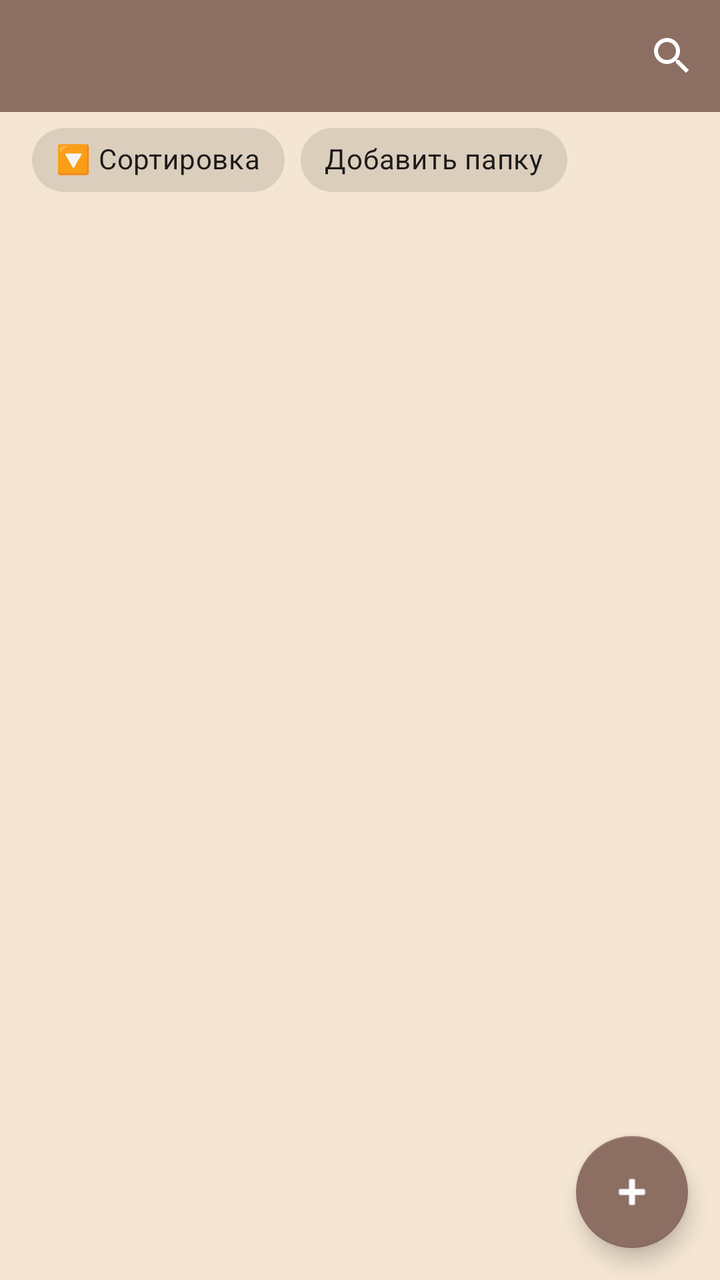
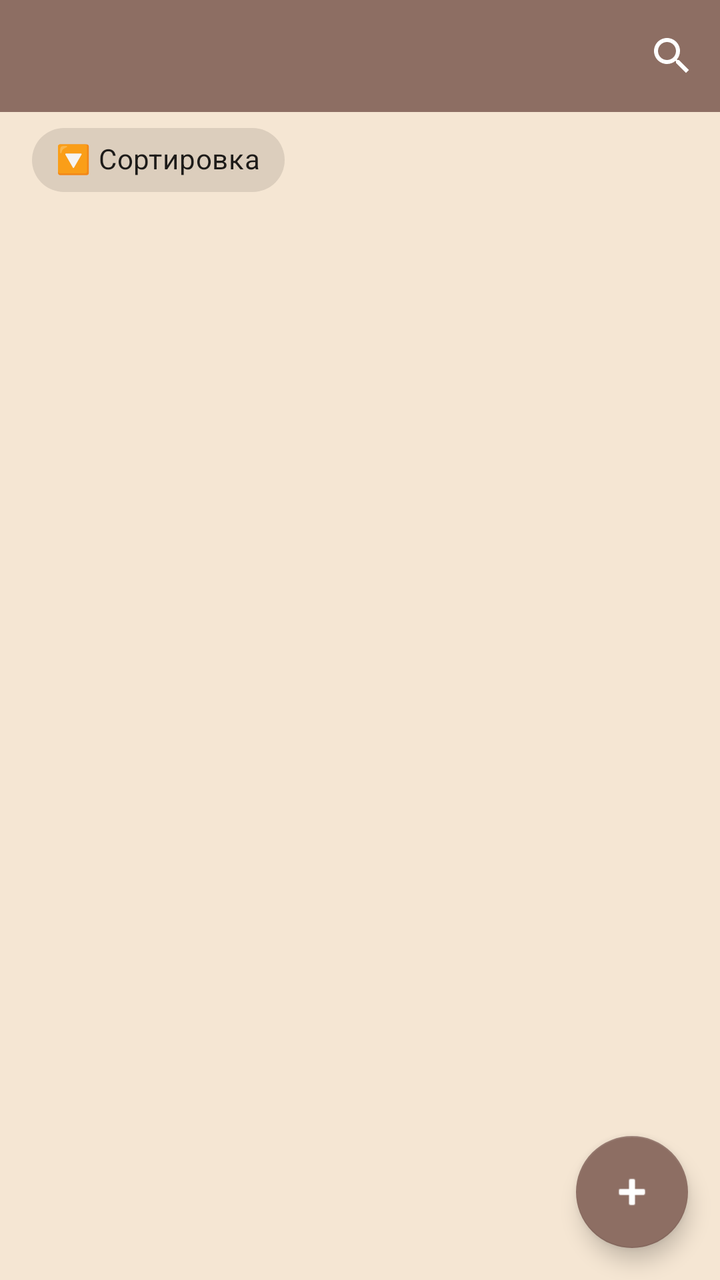

Before-and-after screenshots of an Android layout around one commit, followed by the original layout XML and the change that was made.
<!-- AndroidManifest.xml: application theme Theme.BAZA -->
<!-- res/layout/activity_recipe_list.xml -->
<?xml version="1.0" encoding="utf-8"?>
<androidx.coordinatorlayout.widget.CoordinatorLayout
    xmlns:android="http://schemas.android.com/apk/res/android"
    xmlns:app="http://schemas.android.com/apk/res-auto"
    android:layout_width="match_parent"
    android:layout_height="match_parent"
    android:background="?android:attr/colorBackground"
    android:fitsSystemWindows="true">

    <com.google.android.material.appbar.AppBarLayout
        android:id="@+id/appBarLayout"
        android:layout_width="match_parent"
        android:layout_height="wrap_content"
        android:background="?android:attr/colorBackground"
        app:elevation="0dp">

        <com.google.android.material.appbar.MaterialToolbar
            android:id="@+id/toolbar"
            android:layout_width="match_parent"
            android:layout_height="?attr/actionBarSize"
            android:background="?attr/colorPrimary"
            app:titleTextColor="?attr/colorOnPrimary"
            app:navigationIconTint="?attr/colorOnPrimary">

            <LinearLayout
                android:layout_width="wrap_content"
                android:layout_height="wrap_content"
                android:orientation="horizontal"
                android:layout_gravity="end"
                android:gravity="center_vertical">

                <ImageButton
                    android:id="@+id/btnSearch"
                    android:layout_width="48dp"
                    android:layout_height="48dp"
                    android:src="@drawable/ic_search"
                    android:background="?attr/selectableItemBackgroundBorderless"
                    android:contentDescription="Поиск"
                    app:tint="?attr/colorOnPrimary" />
            </LinearLayout>
        </com.google.android.material.appbar.MaterialToolbar>

        <LinearLayout
            android:id="@+id/searchLayout"
            android:layout_width="match_parent"
            android:layout_height="wrap_content"
            android:orientation="horizontal"
            android:gravity="center_vertical"
            android:paddingHorizontal="16dp"
            android:paddingBottom="8dp"
            android:visibility="gone">

            <com.google.android.material.textfield.TextInputLayout
                android:layout_width="0dp"
                android:layout_height="wrap_content"
                android:layout_weight="1"
                style="@style/Widget.MaterialComponents.TextInputLayout.OutlinedBox.Dense">

                <com.google.android.material.textfield.TextInputEditText
                    android:id="@+id/etSearch"
                    android:layout_width="match_parent"
                    android:layout_height="wrap_content"
                    android:hint="Поиск"
                    android:imeOptions="actionSearch"
                    android:inputType="text"
                    android:maxLines="1" />
            </com.google.android.material.textfield.TextInputLayout>
        </LinearLayout>

        
        <LinearLayout
            android:id="@+id/filterRow"
            android:layout_width="match_parent"
            android:layout_height="wrap_content"
            android:orientation="horizontal"
            android:gravity="center_vertical"
            android:paddingHorizontal="16dp"
            android:paddingBottom="8dp">

            
            <com.google.android.material.chip.Chip
                android:id="@+id/btnSort"
                android:layout_width="wrap_content"
                android:layout_height="wrap_content"
                android:text="🔽 Сортировка"
                android:checkable="false"
                android:clickable="true"
                android:focusable="true"
                app:chipIcon="@null" />

            
            <com.google.android.material.chip.Chip
                android:id="@+id/chipCountryFilter"
                android:layout_width="wrap_content"
                android:layout_height="wrap_content"
                android:layout_marginStart="8dp"
                android:text="🌍 Страна"
                android:checkable="false"
                android:clickable="true"
                android:focusable="true"
                android:visibility="gone"
                app:closeIconVisible="true"
                app:chipIcon="@null" />

            
            <com.google.android.material.chip.Chip
                android:id="@+id/btnAddFolder"
                android:layout_width="wrap_content"
                android:layout_height="wrap_content"
                android:layout_marginStart="8dp"
                android:text="Добавить папку"
                android:checkable="false"
                android:clickable="true"
                android:focusable="true"
                app:chipIcon="@null" />
        </LinearLayout>
    </com.google.android.material.appbar.AppBarLayout>

    <androidx.recyclerview.widget.RecyclerView
        android:id="@+id/rvRecipes"
        android:layout_width="match_parent"
        android:layout_height="match_parent"
        android:clipToPadding="false"
        android:padding="8dp"
        app:layout_behavior="@string/appbar_scrolling_view_behavior" />

    <LinearLayout
        android:id="@+id/emptyState"
        android:layout_width="match_parent"
        android:layout_height="match_parent"
        android:orientation="vertical"
        android:gravity="center"
        android:padding="32dp"
        android:visibility="gone"
        app:layout_behavior="@string/appbar_scrolling_view_behavior">

        <TextView
            android:id="@+id/tvEmptyIcon"
            android:layout_width="wrap_content"
            android:layout_height="wrap_content"
            android:textSize="64sp"
            android:text="📝" />

        <TextView
            android:id="@+id/tvEmptyTitle"
            android:layout_width="wrap_content"
            android:layout_height="wrap_content"
            android:layout_marginTop="16dp"
            android:textSize="20sp"
            android:textStyle="bold"
            android:textColor="?android:attr/textColorPrimary"
            android:gravity="center"
            android:text="Здесь пока пусто" />

        <TextView
            android:id="@+id/tvEmptySubtitle"
            android:layout_width="wrap_content"
            android:layout_height="wrap_content"
            android:layout_marginTop="8dp"
            android:textSize="14sp"
            android:textColor="?android:attr/textColorSecondary"
            android:gravity="center"
            android:lineSpacingExtra="2dp"
            android:text="Нажми «+», чтобы добавить первый рецепт." />
    </LinearLayout>

    
    <com.google.android.material.floatingactionbutton.FloatingActionButton
        android:id="@+id/fabAddRecipe"
        android:layout_width="wrap_content"
        android:layout_height="wrap_content"
        android:layout_gravity="bottom|end"
        android:layout_margin="16dp"
        android:contentDescription="Добавить рецепт"
        android:src="@android:drawable/ic_input_add"
        app:tint="?attr/colorOnPrimary"
        app:backgroundTint="?attr/colorPrimary" />

</androidx.coordinatorlayout.widget.CoordinatorLayout>
<!-- resources referenced by this layout -->
<resources>
  <!-- drawable ic_search (drawable) -->
  <vector xmlns:android="http://schemas.android.com/apk/res/android"
      android:width="24dp"
      android:height="24dp"
      android:viewportWidth="24"
      android:viewportHeight="24"
      android:tint="?attr/colorControlNormal">
    <path
        android:fillColor="@android:color/white"
        android:pathData="M15.5,14h-0.79l-0.28,-0.27C15.41,12.59 16,11.11 16,9.5 16,5.91 13.09,3 9.5,3S3,5.91 3,9.5 5.91,16 9.5,16c1.61,0 3.09,-0.59 4.23,-1.57l0.27,0.28v0.79l5,4.99L20.49,19l-4.99,-5zM9.5,14C7.01,14 5,11.99 5,9.5S7.01,5 9.5,5 14,7.01 14,9.5 11.99,14 9.5,14z"/>
  </vector>
  <style name="Theme.BAZA" parent="Theme.MaterialComponents.DayNight.NoActionBar">
          <item name="colorPrimary">@color/colorPrimary</item>
          <item name="colorPrimaryDark">@color/colorPrimaryDark</item>
          <item name="colorAccent">@color/colorAccent</item>
  
          
          <item name="android:windowBackground">@color/windowBackground</item>
          <item name="android:colorBackground">@color/windowBackground</item>
          <item name="colorSurface">@color/windowBackground</item>
      </style>
  <color name="colorPrimary">#8D6E63</color>
  <color name="colorPrimaryDark">#6D4C41</color>
  <color name="colorAccent">#C97B63</color>
  <color name="windowBackground">#F5E6D3</color>
</resources>

<!-- the commit's change to res/layout/activity_recipe_list.xml (unified diff, before → after) -->
@@ -101,18 +101,6 @@
                 android:visibility="gone"
                 app:closeIconVisible="true"
                 app:chipIcon="@null" />
-
-            
-            <com.google.android.material.chip.Chip
-                android:id="@+id/btnAddFolder"
-                android:layout_width="wrap_content"
-                android:layout_height="wrap_content"
-                android:layout_marginStart="8dp"
-                android:text="Добавить папку"
-                android:checkable="false"
-                android:clickable="true"
-                android:focusable="true"
-                app:chipIcon="@null" />
         </LinearLayout>
     </com.google.android.material.appbar.AppBarLayout>
 
